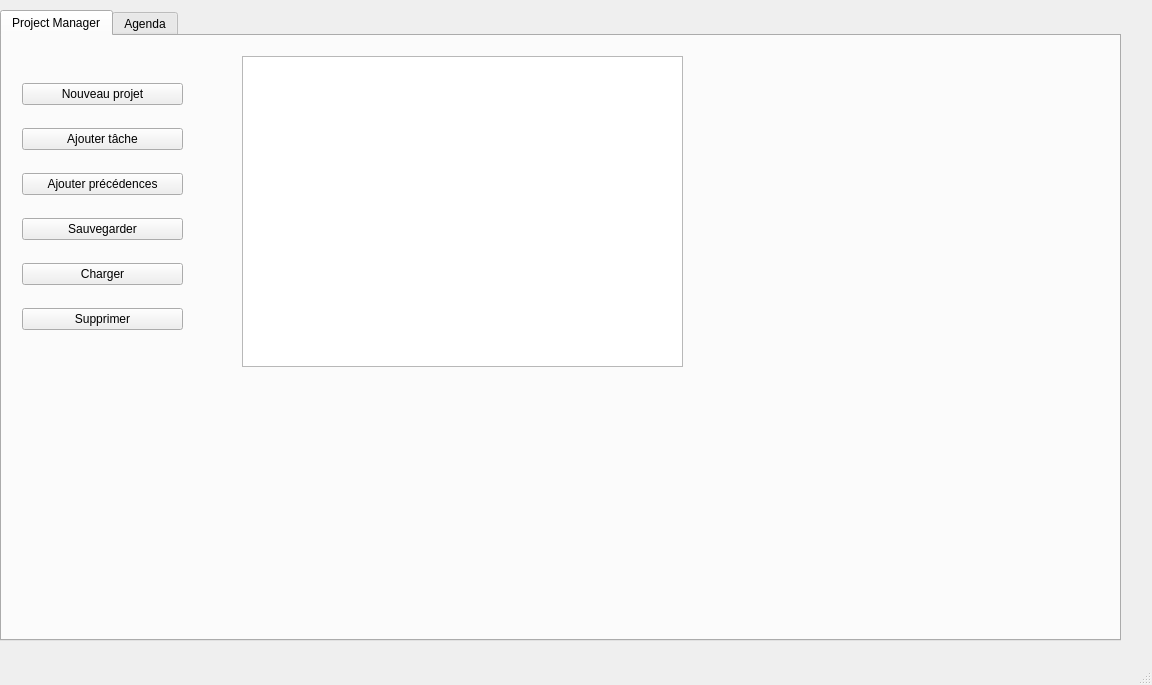
This is ProjectCalendar/mainwindow.ui in pzins/ProjectCalendar_LO21 as Qt 5 draws it before an edit. The edited form follows.
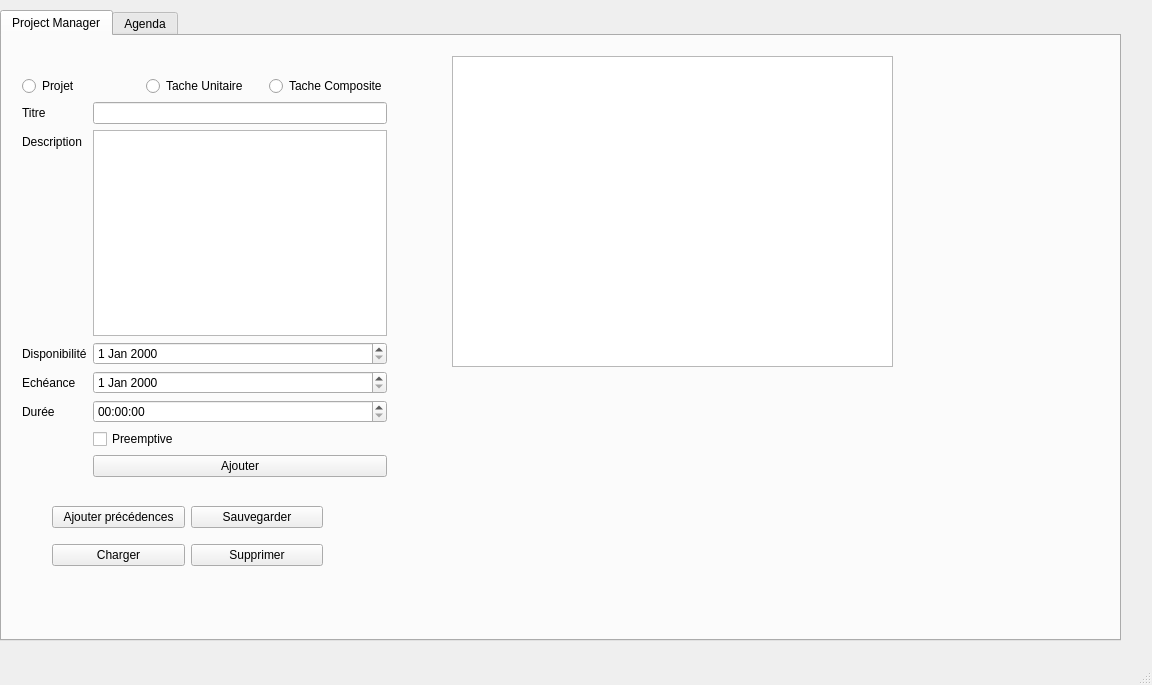
This is the edited form.

Patch:
```diff
--- a/ProjectCalendar/mainwindow.ui
+++ b/ProjectCalendar/mainwindow.ui
@@ -33,7 +33,7 @@
      <widget class="QTreeView" name="treeView">
       <property name="geometry">
        <rect>
-        <x>240</x>
+        <x>450</x>
         <y>20</y>
         <width>441</width>
         <height>311</height>
@@ -47,48 +47,146 @@
       <property name="geometry">
        <rect>
         <x>20</x>
-        <y>30</y>
-        <width>161</width>
-        <height>281</height>
+        <y>40</y>
+        <width>365</width>
+        <height>401</height>
        </rect>
       </property>
       <layout class="QVBoxLayout" name="verticalLayout">
        <item>
-        <widget class="QPushButton" name="nouveau_projet">
-         <property name="text">
-          <string>Nouveau projet</string>
+        <layout class="QFormLayout" name="formLayout">
+         <property name="fieldGrowthPolicy">
+          <enum>QFormLayout::AllNonFixedFieldsGrow</enum>
          </property>
-        </widget>
+         <item row="0" column="0" colspan="2">
+          <layout class="QHBoxLayout" name="horizontalLayout_2">
+           <item>
+            <widget class="QRadioButton" name="projet">
+             <property name="text">
+              <string>Projet</string>
+             </property>
+            </widget>
+           </item>
+           <item>
+            <widget class="QRadioButton" name="tacheunitaire">
+             <property name="text">
+              <string>Tache Unitaire</string>
+             </property>
+            </widget>
+           </item>
+           <item>
+            <widget class="QRadioButton" name="tachecomposite">
+             <property name="text">
+              <string>Tache Composite</string>
+             </property>
+            </widget>
+           </item>
+          </layout>
+         </item>
+         <item row="1" column="0">
+          <widget class="QLabel" name="label_2">
+           <property name="text">
+            <string>Titre</string>
+           </property>
+          </widget>
+         </item>
+         <item row="1" column="1">
+          <widget class="QLineEdit" name="titre"/>
+         </item>
+         <item row="2" column="0">
+          <widget class="QLabel" name="label_3">
+           <property name="text">
+            <string>Description</string>
+           </property>
+          </widget>
+         </item>
+         <item row="2" column="1">
+          <widget class="QTextEdit" name="descr">
+           <property name="enabled">
+            <bool>true</bool>
+           </property>
+          </widget>
+         </item>
+         <item row="3" column="0">
+          <widget class="QLabel" name="label_4">
+           <property name="text">
+            <string>Disponibilité</string>
+           </property>
+          </widget>
+         </item>
+         <item row="3" column="1">
+          <widget class="QDateEdit" name="dispo"/>
+         </item>
+         <item row="4" column="0">
+          <widget class="QLabel" name="label_5">
+           <property name="text">
+            <string>Echéance</string>
+           </property>
+          </widget>
+         </item>
+         <item row="4" column="1">
+          <widget class="QDateEdit" name="eche"/>
+         </item>
+         <item row="5" column="0">
+          <widget class="QLabel" name="label_duree">
+           <property name="text">
+            <string>Durée</string>
+           </property>
+          </widget>
+         </item>
+         <item row="5" column="1">
+          <widget class="QTimeEdit" name="duree"/>
+         </item>
+         <item row="7" column="1">
+          <widget class="QPushButton" name="ajouter">
+           <property name="text">
+            <string>Ajouter</string>
+           </property>
+          </widget>
+         </item>
+         <item row="6" column="1">
+          <widget class="QCheckBox" name="isPreemptive">
+           <property name="text">
+            <string>Preemptive</string>
+           </property>
+          </widget>
+         </item>
+        </layout>
        </item>
-       <item>
-        <widget class="QPushButton" name="ajouter_tache">
-         <property name="text">
-          <string>Ajouter tâche</string>
-         </property>
-        </widget>
-       </item>
-       <item>
+      </layout>
+     </widget>
+     <widget class="QWidget" name="gridLayoutWidget_2">
+      <property name="geometry">
+       <rect>
+        <x>50</x>
+        <y>460</y>
+        <width>271</width>
+        <height>80</height>
+       </rect>
+      </property>
+      <layout class="QGridLayout" name="gridLayout_2">
+       <item row="0" column="0">
         <widget class="QPushButton" name="pushButton_4">
          <property name="text">
           <string>Ajouter précédences</string>
          </property>
         </widget>
        </item>
-       <item>
+       <item row="0" column="1">
         <widget class="QPushButton" name="save">
          <property name="text">
           <string>Sauvegarder</string>
          </property>
         </widget>
        </item>
-       <item>
+       <item row="1" column="0">
         <widget class="QPushButton" name="load">
          <property name="text">
           <string>Charger</string>
          </property>
         </widget>
        </item>
-       <item>
+       <item row="1" column="1">
         <widget class="QPushButton" name="supprimer">
          <property name="text">
           <string>Supprimer</string>
```
Left out of the diff: 4 changed lines with no effect on the pictures.
